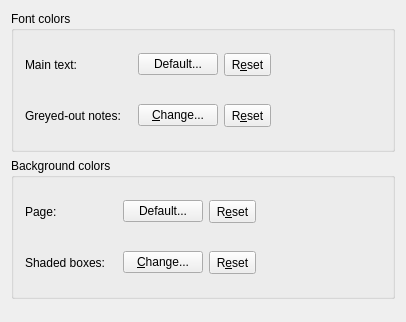
rpavlik/lyx-lucid-backport, file src/frontends/qt4/ui/ColorUi.ui: the form before one commit.
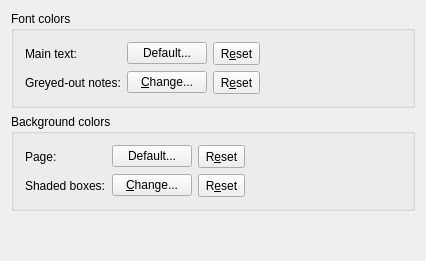
The form after the commit.

What changed in the file:
```diff
--- a/src/frontends/qt4/ui/ColorUi.ui
+++ b/src/frontends/qt4/ui/ColorUi.ui
@@ -1,12 +1,12 @@
 <ui version="4.0" >
  <class>ColorUi</class>
- <widget class="QWidget" name="ColorUi">
-  <property name="geometry">
+ <widget class="QWidget" name="ColorUi" >
+  <property name="geometry" >
    <rect>
     <x>0</x>
     <y>0</y>
-    <width>406</width>
-    <height>322</height>
+    <width>426</width>
+    <height>261</height>
    </rect>
   </property>
   <property name="contextMenuPolicy">
@@ -18,25 +18,23 @@
   <property name="toolTip">
    <string/>
   </property>
-  <layout class="QGridLayout" name="gridLayout_1">
-   <item row="0" column="0">
-    <widget class="QGroupBox" name="fontcolorGB">
-     <property name="title">
+  <layout class="QHBoxLayout" name="horizontalLayout" >
+   <item>
+    <layout class="QVBoxLayout" name="verticalLayout_3" >
+     <item>
+      <widget class="QGroupBox" name="fontcolorGB" >
+       <property name="title" >
       <string>Font colors</string>
      </property>
      <property name="flat">
       <bool>true</bool>
      </property>
-     <layout class="QGridLayout" name="gridLayout_2">
-      <property name="margin">
-       <number>11</number>
-      </property>
-      <property name="spacing">
-       <number>6</number>
-      </property>
-      <item row="0" column="0">
-       <widget class="QLabel" name="fontColorLA">
-        <property name="text">
+       <layout class="QVBoxLayout" name="verticalLayout" >
+        <item>
+         <layout class="QGridLayout" name="gridLayout" >
+          <item row="0" column="0" >
+           <widget class="QLabel" name="fontColorLA" >
+            <property name="text" >
          <string>Main text:</string>
         </property>
         <property name="buddy">
@@ -44,17 +42,9 @@
         </property>
        </widget>
       </item>
-      <item row="0" column="1">
-       <layout class="QHBoxLayout">
-        <property name="spacing">
-         <number>6</number>
-        </property>
-        <property name="margin">
-         <number>11</number>
-        </property>
-        <item>
-         <widget class="QPushButton" name="fontColorPB">
-          <property name="maximumSize">
+          <item row="0" column="1" >
+           <widget class="QPushButton" name="fontColorPB" >
+            <property name="maximumSize" >
            <size>
             <width>16777215</width>
             <height>16777215</height>
@@ -68,9 +58,9 @@
           </property>
          </widget>
         </item>
-        <item>
-         <widget class="QToolButton" name="delFontColorTB">
-          <property name="minimumSize">
+          <item row="0" column="2" >
+           <widget class="QToolButton" name="delFontColorTB" >
+            <property name="minimumSize" >
            <size>
             <width>23</width>
             <height>23</height>
@@ -90,7 +80,7 @@
           </property>
          </widget>
         </item>
-        <item>
+          <item row="0" column="3" >
          <spacer>
           <property name="orientation">
            <enum>Qt::Horizontal</enum>
@@ -103,11 +93,9 @@
           </property>
          </spacer>
         </item>
-       </layout>
-      </item>
-      <item row="1" column="0">
-       <widget class="QLabel" name="noteFontColorLA">
-        <property name="text">
+          <item row="1" column="0" >
+           <widget class="QLabel" name="noteFontColorLA" >
+            <property name="text" >
          <string>Greyed-out notes:</string>
         </property>
         <property name="buddy">
@@ -115,17 +103,9 @@
         </property>
        </widget>
       </item>
-      <item row="1" column="1">
-       <layout class="QHBoxLayout">
-        <property name="spacing">
-         <number>6</number>
-        </property>
-        <property name="margin">
-         <number>11</number>
-        </property>
-        <item>
-         <widget class="QPushButton" name="noteFontColorPB">
-          <property name="maximumSize">
+          <item row="1" column="1" >
+           <widget class="QPushButton" name="noteFontColorPB" >
+            <property name="maximumSize" >
            <size>
             <width>16777215</width>
             <height>16777215</height>
@@ -139,9 +119,9 @@
           </property>
          </widget>
         </item>
-        <item>
-         <widget class="QToolButton" name="delNoteFontColorTB">
-          <property name="minimumSize">
+          <item row="1" column="2" >
+           <widget class="QToolButton" name="delNoteFontColorTB" >
+            <property name="minimumSize" >
            <size>
             <width>23</width>
             <height>23</height>
@@ -161,7 +141,7 @@
           </property>
          </widget>
         </item>
-        <item>
+          <item row="1" column="3" >
          <spacer>
           <property name="orientation">
            <enum>Qt::Horizontal</enum>
@@ -179,18 +159,20 @@
      </layout>
     </widget>
    </item>
-   <item row="1" column="0">
-    <widget class="QGroupBox" name="backgroundGB">
-     <property name="title">
+     <item>
+      <widget class="QGroupBox" name="backgroundGB" >
+       <property name="title" >
       <string>Background colors</string>
      </property>
      <property name="flat">
       <bool>true</bool>
      </property>
-     <layout class="QGridLayout" name="gridLayout_3">
-      <item row="0" column="0">
-       <widget class="QLabel" name="backgroundColorLA">
-        <property name="text">
+       <layout class="QVBoxLayout" name="verticalLayout_2" >
+        <item>
+         <layout class="QGridLayout" name="gridLayout_2" >
+          <item row="0" column="0" >
+           <widget class="QLabel" name="backgroundColorLA" >
+            <property name="text" >
          <string>Page:</string>
         </property>
         <property name="buddy">
@@ -198,17 +180,9 @@
         </property>
        </widget>
       </item>
-      <item row="0" column="1">
-       <layout class="QHBoxLayout">
-        <property name="spacing">
-         <number>6</number>
-        </property>
-        <property name="margin">
-         <number>11</number>
-        </property>
-        <item>
-         <widget class="QPushButton" name="backgroundPB">
-          <property name="maximumSize">
+          <item row="0" column="1" >
+           <widget class="QPushButton" name="backgroundPB" >
+            <property name="maximumSize" >
            <size>
             <width>16777215</width>
             <height>16777215</height>
@@ -222,9 +196,9 @@
           </property>
          </widget>
         </item>
-        <item>
-         <widget class="QToolButton" name="delBackgroundTB">
-          <property name="minimumSize">
+          <item row="0" column="2" >
+           <widget class="QToolButton" name="delBackgroundTB" >
+            <property name="minimumSize" >
            <size>
             <width>23</width>
             <height>23</height>
@@ -244,7 +218,7 @@
           </property>
          </widget>
         </item>
-        <item>
+          <item row="0" column="3" >
          <spacer>
           <property name="orientation">
            <enum>Qt::Horizontal</enum>
@@ -257,11 +231,9 @@
           </property>
          </spacer>
         </item>
-       </layout>
-      </item>
-      <item row="1" column="0">
-       <widget class="QLabel" name="boxBackgroundColorLA">
-        <property name="text">
+          <item row="1" column="0" >
+           <widget class="QLabel" name="boxBackgroundColorLA" >
+            <property name="text" >
          <string>Shaded boxes:</string>
         </property>
         <property name="buddy">
@@ -269,17 +241,9 @@
         </property>
        </widget>
       </item>
-      <item row="1" column="1">
-       <layout class="QHBoxLayout" name="_2">
-        <property name="spacing">
-         <number>6</number>
-        </property>
-        <property name="margin">
-         <number>11</number>
-        </property>
-        <item>
-         <widget class="QPushButton" name="boxBackgroundPB">
-          <property name="maximumSize">
+          <item row="1" column="1" >
+           <widget class="QPushButton" name="boxBackgroundPB" >
+            <property name="maximumSize" >
            <size>
             <width>16777215</width>
             <height>16777215</height>
@@ -293,9 +257,9 @@
           </property>
          </widget>
         </item>
-        <item>
-         <widget class="QToolButton" name="delBoxBackgroundTB">
-          <property name="minimumSize">
+          <item row="1" column="2" >
+           <widget class="QToolButton" name="delBoxBackgroundTB" >
+            <property name="minimumSize" >
            <size>
             <width>23</width>
             <height>23</height>
@@ -315,7 +279,7 @@
           </property>
          </widget>
         </item>
-        <item>
+          <item row="1" column="3" >
          <spacer>
           <property name="orientation">
            <enum>Qt::Horizontal</enum>
@@ -333,22 +297,24 @@
      </layout>
     </widget>
    </item>
-   <item row="2" column="0">
+     <item>
     <spacer>
      <property name="orientation">
       <enum>Qt::Vertical</enum>
      </property>
-     <property name="sizeHint" stdset="0">
+       <property name="sizeHint" stdset="0" >
       <size>
-       <width>20</width>
-       <height>126</height>
+         <width>385</width>
+         <height>22</height>
       </size>
      </property>
     </spacer>
    </item>
   </layout>
+   </item>
+  </layout>
  </widget>
- <layoutdefault spacing="6" margin="11"/>
+ <layoutdefault spacing="6" margin="11" />
  <includes>
   <include location="local">qt_i18n.h</include>
  </includes>
```
Left out of the diff: 86 changed lines with no effect on the pictures. Lines whose indentation alone changed are shown as unchanged.
